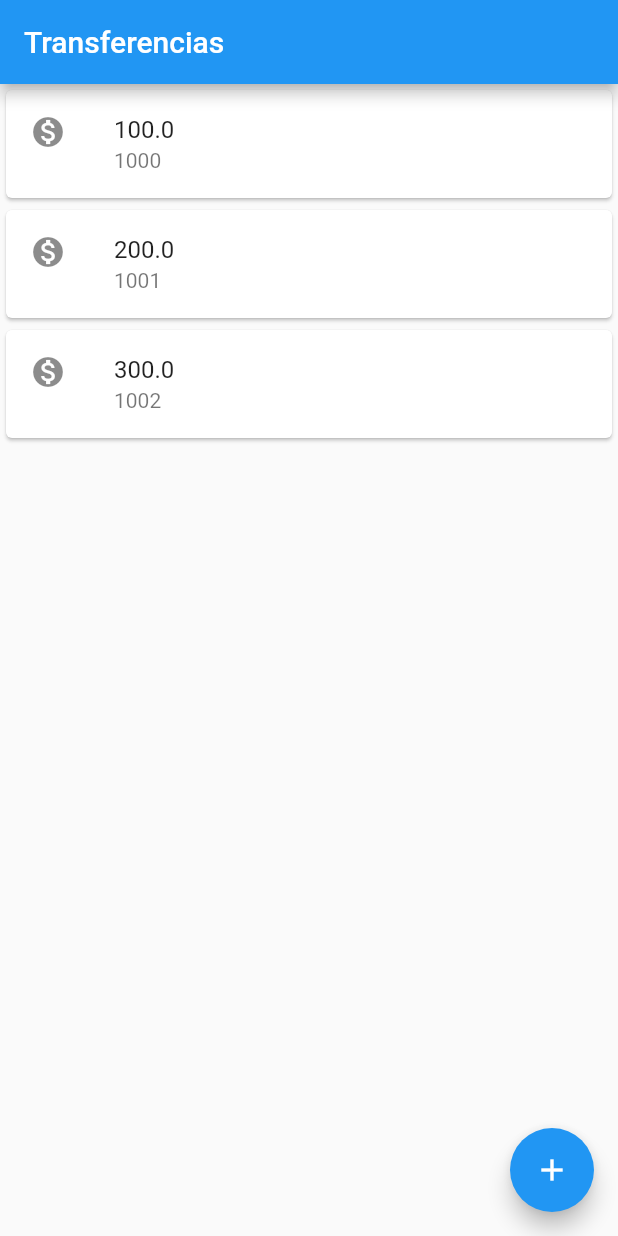
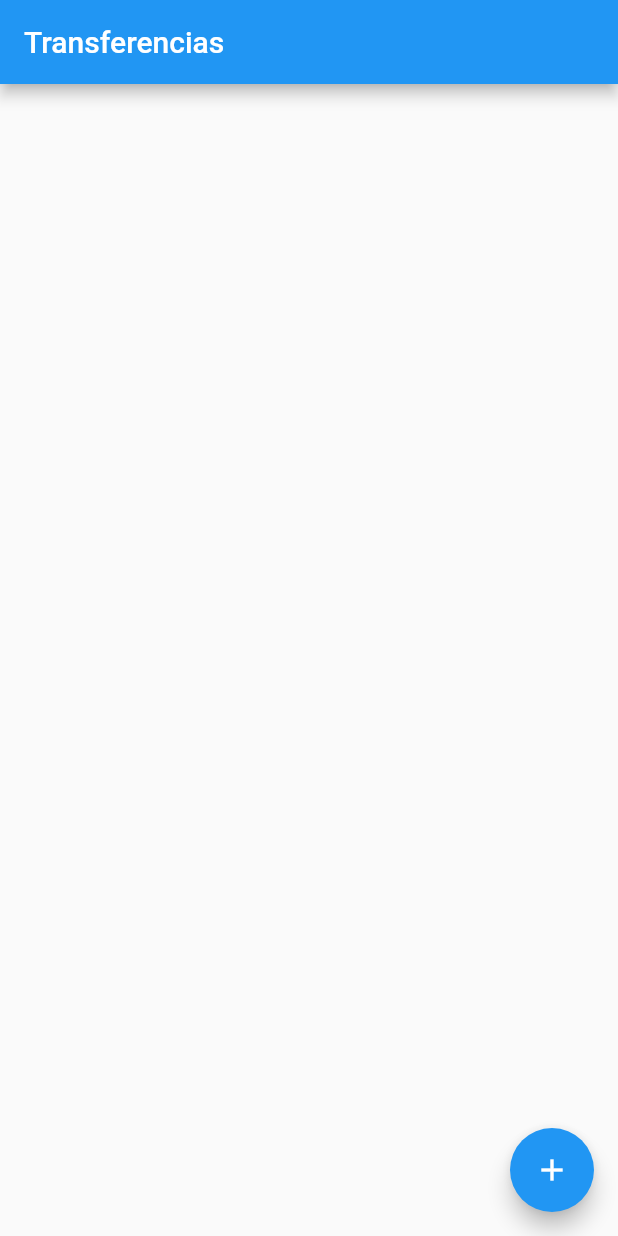
Before and after one commit to galegoz/Flutter_Transferencias_app, a Flutter app: the screen it shows after launch, on a phone screen of 412 x 824 dp. Run offline on Flutter 3.47's test engine with Material 2 defaults, Android fonts, the phone set to English and light mode, and no system bars.

Commit message:
Correção de bugs

```diff
--- a/lib/main.dart
+++ b/lib/main.dart
@@ -12,17 +12,26 @@ class BytebankApp extends StatelessWidget {
   }
 }
 
-class FormularioTransferencia extends StatelessWidget {
+class FormularioTransferencia extends StatefulWidget {
+  @override
+  State<StatefulWidget> createState() {
+    return FormularioTransferenciaState();
+  }
+}
 
-  final TextEditingController _controladorCampoNumeroConta = TextEditingController();
+class FormularioTransferenciaState extends State<FormularioTransferencia> {
+  final TextEditingController _controladorCampoNumeroConta =
+  TextEditingController();
   final TextEditingController _controladorCampoValor = TextEditingController();
+
   @override
   Widget build(BuildContext context) {
     return Scaffold(
       appBar: AppBar(
         title: Text('Criando Transferência'),
       ),
-      body: Column(
+      body: SingleChildScrollView(
+        child: Column(
           children: <Widget>[
             Editor(
                 controller: _controladorCampoNumeroConta,
@@ -39,6 +48,7 @@ class FormularioTransferencia extends StatelessWidget {
             ),
           ],
         ),
+      ),
     );
   }
 
@@ -53,7 +63,6 @@ class FormularioTransferencia extends StatelessWidget {
 }
 
 class Editor extends StatelessWidget {
-
   final TextEditingController controller;
   final String rotulo;
   final String dica;
@@ -80,30 +89,46 @@ class Editor extends StatelessWidget {
   }
 }
 
-class ListaTransferencia extends StatelessWidget {
+class ListaTransferencia extends StatefulWidget {
+  @override
+  final List<Transferencia> _transferencias = List();
+
+  State<StatefulWidget> createState() {
+    return ListaTransferenciasState();
+  }
+}
+
+class ListaTransferenciasState extends State<ListaTransferencia> {
   @override
   Widget build(BuildContext context) {
-    // TODO: implement build
     return Scaffold(
       appBar: AppBar(
         title: Text('Transferencias'),
       ),
-      body: Column(
-        children: <Widget>[
-          itemTransferencia(Transferencia(100.0, 1000)),
-          itemTransferencia(Transferencia(200.0, 1001)),
-          itemTransferencia(Transferencia(300.0, 1002)),
-        ],
+      body: ListView.builder(
+        itemCount: widget._transferencias.length,
+        itemBuilder: (context, indice) {
+          final transferencia = widget._transferencias[indice];
+          return itemTransferencia(transferencia);
+        },
       ),
       floatingActionButton: FloatingActionButton(
-        child: Icon(Icons.add), onPressed: () {
-        final Future<Transferencia> future = Navigator.push(
-            context, MaterialPageRoute(builder: (context) {
+        child: Icon(Icons.add),
+        onPressed: () {
+          final Future<Transferencia> future =
+          Navigator.push(context, MaterialPageRoute(builder: (context) {
             return FormularioTransferencia();
           }));
           future.then((transferenciaRecebida) {
+            Future.delayed(Duration(seconds: 3), () {
               debugPrint('Chegou no then do future');
               debugPrint('$transferenciaRecebida');
+              if (transferenciaRecebida != null) {
+                setState(() {
+                  widget._transferencias.add(transferenciaRecebida);
+                });
+              }
+            });
           });
         },
       ),
@@ -113,6 +138,7 @@ class ListaTransferencia extends StatelessWidget {
 
 class itemTransferencia extends StatelessWidget {
   final Transferencia _transferencia;
+
   itemTransferencia(this._transferencia);
 
   @override
```
Lines whose indentation alone changed are shown as unchanged.
